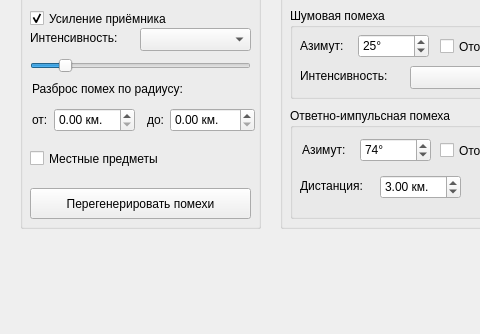
oln0ry/IKO, file indicatordrl.ui: the form before one commit; both pictures show x 0 to 480 and y 562 to 896 of the 862 by 896 pixel window.
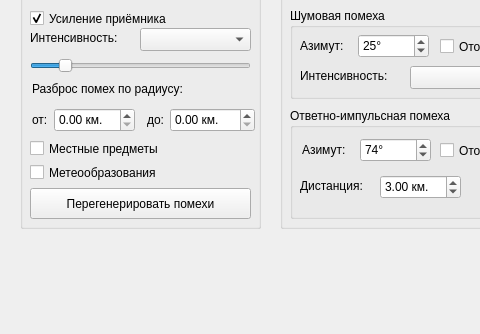
The form after the commit. Custom widgets are drawn as their Qt base class.

The edit to the form file:
```diff
--- a/indicatordrl.ui
+++ b/indicatordrl.ui
@@ -532,7 +532,7 @@
     <property name="geometry">
      <rect>
       <x>10</x>
-      <y>170</y>
+      <y>160</y>
       <width>151</width>
       <height>21</height>
      </rect>
@@ -676,6 +676,19 @@
      <string>до:</string>
     </property>
    </widget>
+   <widget class="QCheckBox" name="CheckShowMeteo">
+    <property name="geometry">
+     <rect>
+      <x>10</x>
+      <y>184</y>
+      <width>151</width>
+      <height>21</height>
+     </rect>
+    </property>
+    <property name="text">
+     <string>Метеообразования</string>
+    </property>
+   </widget>
   </widget>
   <widget class="Line" name="line_2">
    <property name="geometry">
```
